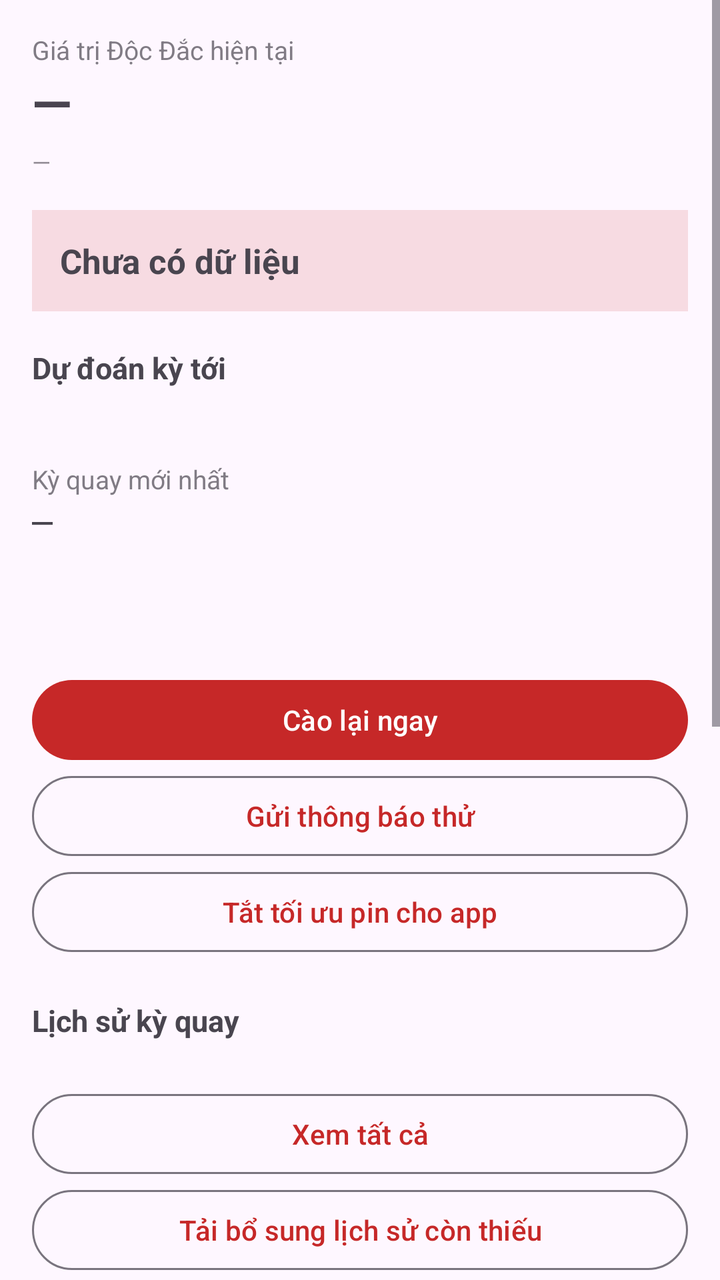
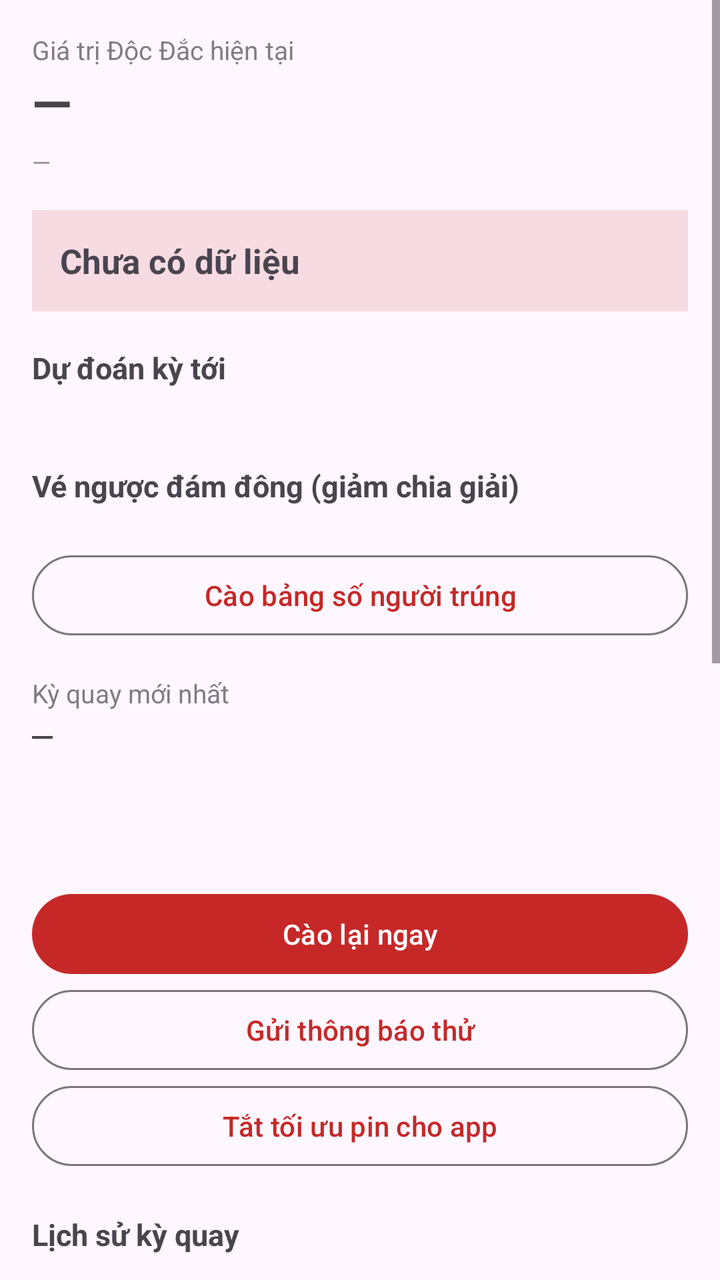

Two renders of the same Android screen: before a commit and after it. Below are the layout's source before the change and the commit's diff.
<!-- AndroidManifest.xml: application theme Theme.Lotto535 -->
<!-- res/layout/activity_main.xml -->
<?xml version="1.0" encoding="utf-8"?>
<ScrollView xmlns:android="http://schemas.android.com/apk/res/android"
    android:layout_width="match_parent"
    android:layout_height="match_parent"
    android:fillViewport="true">

    <LinearLayout
        android:layout_width="match_parent"
        android:layout_height="wrap_content"
        android:orientation="vertical"
        android:padding="16dp">

        <TextView
            android:layout_width="match_parent"
            android:layout_height="wrap_content"
            android:text="Giá trị Độc Đắc hiện tại"
            android:textSize="13sp"
            android:alpha="0.7" />

        <TextView
            android:id="@+id/txtJackpot"
            android:layout_width="match_parent"
            android:layout_height="wrap_content"
            android:text="—"
            android:textSize="26sp"
            android:textStyle="bold"
            android:paddingBottom="4dp" />

        <TextView
            android:id="@+id/txtSource"
            android:layout_width="match_parent"
            android:layout_height="wrap_content"
            android:text="—"
            android:textSize="12sp"
            android:alpha="0.6"
            android:paddingBottom="16dp" />

        
        <LinearLayout
            android:layout_width="match_parent"
            android:layout_height="wrap_content"
            android:orientation="vertical"
            android:background="#22C62828"
            android:padding="14dp">

            <TextView
                android:id="@+id/txtShare"
                android:layout_width="match_parent"
                android:layout_height="wrap_content"
                android:text="Chưa có dữ liệu"
                android:textSize="17sp"
                android:textStyle="bold" />

            <TextView
                android:id="@+id/txtSharePeak"
                android:layout_width="match_parent"
                android:layout_height="wrap_content"
                android:text=""
                android:textSize="12sp"
                android:alpha="0.75"
                android:paddingTop="4dp"
                android:visibility="gone" />
        </LinearLayout>

        <TextView
            android:id="@+id/txtPredictTitle"
            android:layout_width="match_parent"
            android:layout_height="wrap_content"
            android:text="Dự đoán kỳ tới"
            android:textSize="15sp"
            android:textStyle="bold"
            android:paddingTop="18dp"
            android:paddingBottom="2dp" />

        <LinearLayout
            android:id="@+id/predictBox"
            android:layout_width="match_parent"
            android:layout_height="wrap_content"
            android:orientation="vertical" />

        <TextView
            android:id="@+id/txtPredictNote"
            android:layout_width="match_parent"
            android:layout_height="wrap_content"
            android:text=""
            android:textSize="11sp"
            android:alpha="0.55"
            android:paddingTop="4dp" />

        <TextView
            android:layout_width="match_parent"
            android:layout_height="wrap_content"
            android:text="Kỳ quay mới nhất"
            android:textSize="13sp"
            android:alpha="0.7"
            android:paddingTop="16dp" />

        <TextView
            android:id="@+id/txtDraw"
            android:layout_width="match_parent"
            android:layout_height="wrap_content"
            android:text="—"
            android:textSize="17sp"
            android:fontFamily="monospace" />

        <TextView
            android:id="@+id/txtLastCheck"
            android:layout_width="match_parent"
            android:layout_height="wrap_content"
            android:text=""
            android:textSize="12sp"
            android:alpha="0.6"
            android:paddingTop="8dp" />

        <TextView
            android:id="@+id/txtStatus"
            android:layout_width="match_parent"
            android:layout_height="wrap_content"
            android:text=""
            android:textSize="12sp"
            android:alpha="0.6" />

        <TextView
            android:id="@+id/txtInterval"
            android:layout_width="match_parent"
            android:layout_height="wrap_content"
            android:text=""
            android:textSize="12sp"
            android:alpha="0.6"
            android:paddingBottom="8dp" />

        <TextView
            android:id="@+id/txtErrors"
            android:layout_width="match_parent"
            android:layout_height="wrap_content"
            android:text=""
            android:textSize="11sp"
            android:alpha="0.6"
            android:fontFamily="monospace"
            android:visibility="gone"
            android:paddingBottom="8dp" />

        <TextView
            android:id="@+id/txtPermWarn"
            android:layout_width="match_parent"
            android:layout_height="wrap_content"
            android:text="⚠️ Chưa cấp quyền thông báo — app sẽ không báo được kỳ chia giải. Mở Cài đặt ứng dụng để bật."
            android:textSize="13sp"
            android:background="#33F9A825"
            android:padding="10dp"
            android:visibility="gone"
            android:layout_marginBottom="8dp" />

        <Button
            android:id="@+id/btnRefresh"
            android:layout_width="match_parent"
            android:layout_height="wrap_content"
            android:text="Cào lại ngay" />

        <Button
            android:id="@+id/btnTest"
            style="?attr/materialButtonOutlinedStyle"
            android:layout_width="match_parent"
            android:layout_height="wrap_content"
            android:text="Gửi thông báo thử" />

        <Button
            android:id="@+id/btnBattery"
            style="?attr/materialButtonOutlinedStyle"
            android:layout_width="match_parent"
            android:layout_height="wrap_content"
            android:text="Tắt tối ưu pin cho app" />

        <TextView
            android:layout_width="match_parent"
            android:layout_height="wrap_content"
            android:text="Lịch sử kỳ quay"
            android:textSize="15sp"
            android:textStyle="bold"
            android:paddingTop="20dp"
            android:paddingBottom="2dp" />

        <TextView
            android:id="@+id/txtHistoryNote"
            android:layout_width="match_parent"
            android:layout_height="wrap_content"
            android:text=""
            android:textSize="11sp"
            android:alpha="0.55"
            android:paddingBottom="6dp" />

        <LinearLayout
            android:id="@+id/historyBox"
            android:layout_width="match_parent"
            android:layout_height="wrap_content"
            android:orientation="vertical" />

        <Button
            android:id="@+id/btnHistoryToggle"
            style="?attr/materialButtonOutlinedStyle"
            android:layout_width="match_parent"
            android:layout_height="wrap_content"
            android:text="Xem tất cả" />

        <Button
            android:id="@+id/btnBackfill"
            style="?attr/materialButtonOutlinedStyle"
            android:layout_width="match_parent"
            android:layout_height="wrap_content"
            android:text="Tải bổ sung lịch sử còn thiếu" />

        <TextView
            android:layout_width="match_parent"
            android:layout_height="wrap_content"
            android:text="Thông báo"
            android:textSize="15sp"
            android:textStyle="bold"
            android:paddingTop="20dp"
            android:paddingBottom="4dp" />

        <com.google.android.material.materialswitch.MaterialSwitch
            android:id="@+id/swReminder"
            android:layout_width="match_parent"
            android:layout_height="wrap_content"
            android:text="TỐI NAY là kỳ chia giải" />

        <com.google.android.material.materialswitch.MaterialSwitch
            android:id="@+id/swScheduled"
            android:layout_width="match_parent"
            android:layout_height="wrap_content"
            android:text="Đã xác định kỳ chia giải (pot vượt 12 tỷ)" />

        <com.google.android.material.materialswitch.MaterialSwitch
            android:id="@+id/swCancelled"
            android:layout_width="match_parent"
            android:layout_height="wrap_content"
            android:text="Huỷ chia giải (có người trúng trước)" />

        <com.google.android.material.materialswitch.MaterialSwitch
            android:id="@+id/swCompleted"
            android:layout_width="match_parent"
            android:layout_height="wrap_content"
            android:text="Kỳ chia giải đã diễn ra" />

        <com.google.android.material.materialswitch.MaterialSwitch
            android:id="@+id/swNewDraw"
            android:layout_width="match_parent"
            android:layout_height="wrap_content"
            android:text="Kết quả kỳ quay mới" />

        <com.google.android.material.materialswitch.MaterialSwitch
            android:id="@+id/swMissed"
            android:layout_width="match_parent"
            android:layout_height="wrap_content"
            android:text="Cảnh báo khi bỏ lỡ kỳ quay" />

        <com.google.android.material.materialswitch.MaterialSwitch
            android:id="@+id/swScrapeFail"
            android:layout_width="match_parent"
            android:layout_height="wrap_content"
            android:text="Cảnh báo khi mọi nguồn đều lỗi" />

        <TextView
            android:layout_width="match_parent"
            android:layout_height="wrap_content"
            android:text="Nguồn"
            android:textSize="15sp"
            android:textStyle="bold"
            android:paddingTop="20dp"
            android:paddingBottom="4dp" />

        <com.google.android.material.materialswitch.MaterialSwitch
            android:id="@+id/swMirrors"
            android:layout_width="match_parent"
            android:layout_height="wrap_content"
            android:text="Dùng nguồn dự phòng khi vietlott.vn lỗi" />

    </LinearLayout>
</ScrollView>
<!-- resources referenced by this layout -->
<resources>
  <style name="Theme.Lotto535" parent="Theme.Material3.DayNight.NoActionBar">
          <item name="colorPrimary">#C62828</item>
          <item name="colorOnPrimary">#FFFFFF</item>
          <item name="colorSecondary">#F9A825</item>
      </style>
</resources>

<!-- the commit's change to res/layout/activity_main.xml (unified diff, before → after) -->
@@ -90,6 +90,37 @@
         <TextView
             android:layout_width="match_parent"
             android:layout_height="wrap_content"
+            android:text="Vé ngược đám đông (giảm chia giải)"
+            android:textSize="15sp"
+            android:textStyle="bold"
+            android:paddingTop="18dp"
+            android:paddingBottom="2dp" />
+
+        <LinearLayout
+            android:id="@+id/antiCrowdBox"
+            android:layout_width="match_parent"
+            android:layout_height="wrap_content"
+            android:orientation="vertical" />
+
+        <TextView
+            android:id="@+id/txtAntiCrowdNote"
+            android:layout_width="match_parent"
+            android:layout_height="wrap_content"
+            android:text=""
+            android:textSize="11sp"
+            android:alpha="0.55"
+            android:paddingTop="4dp" />
+
+        <Button
+            android:id="@+id/btnWinnerCounts"
+            style="?attr/materialButtonOutlinedStyle"
+            android:layout_width="match_parent"
+            android:layout_height="wrap_content"
+            android:text="Cào bảng số người trúng" />
+
+        <TextView
+            android:layout_width="match_parent"
+            android:layout_height="wrap_content"
             android:text="Kỳ quay mới nhất"
             android:textSize="13sp"
             android:alpha="0.7"
